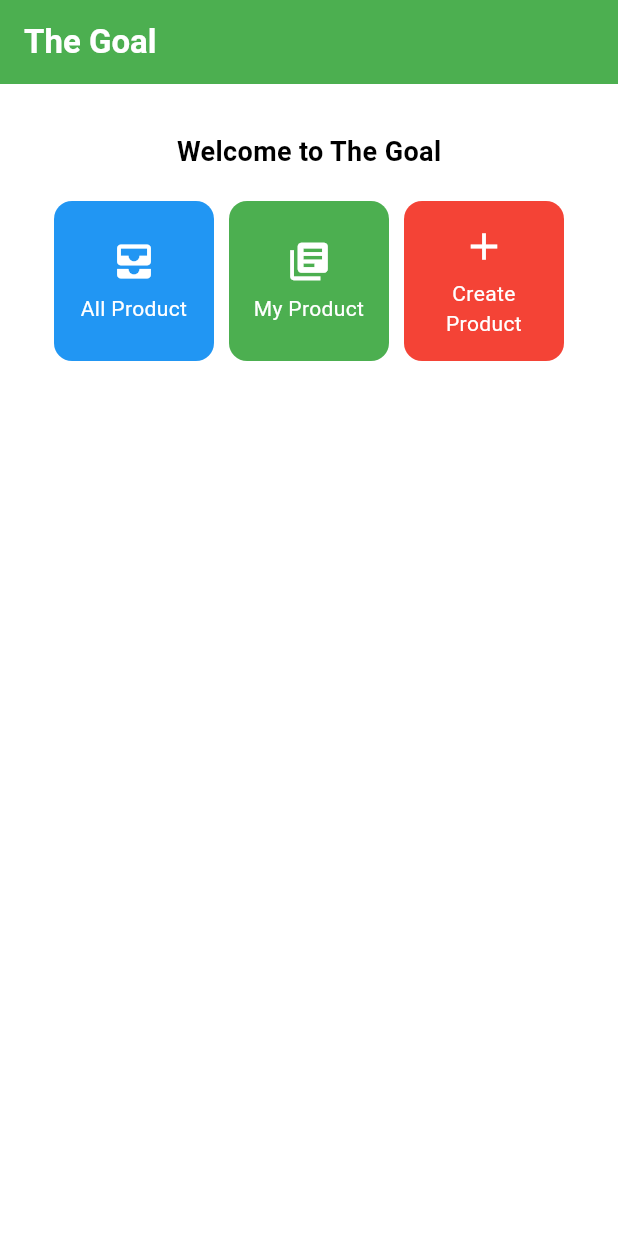
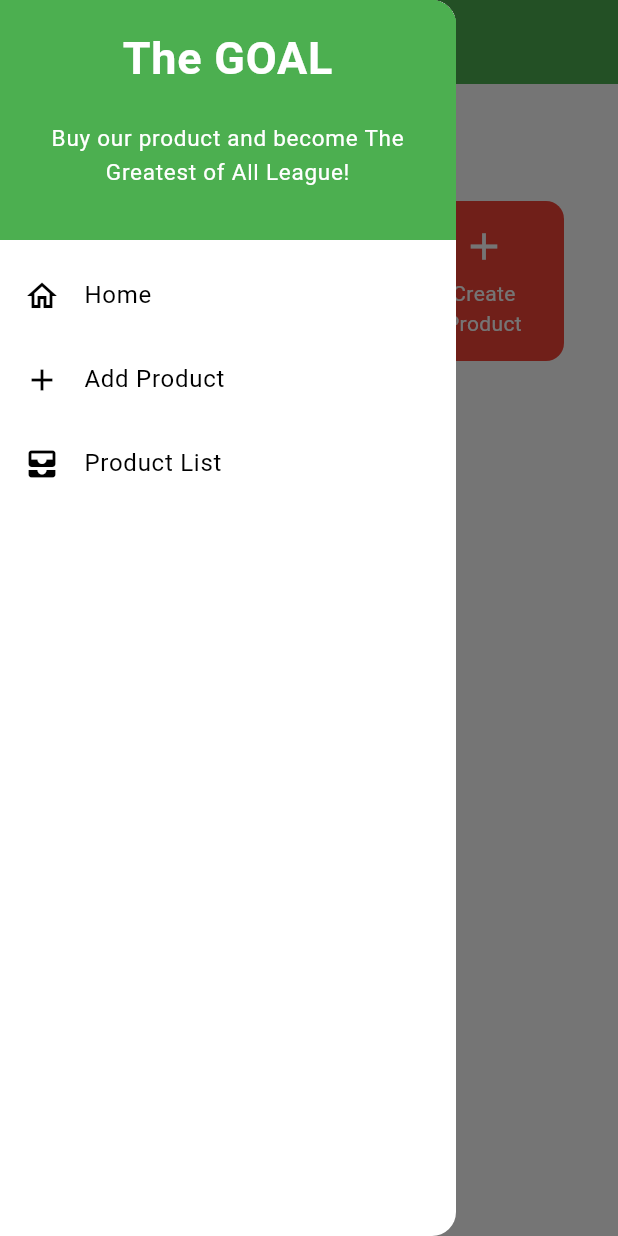
Before and after one commit to arisarae/the_goal_flutter, a Flutter app: the screen it shows after launch, with the side drawer open (before the commit the screen has no drawer), on a phone screen of 412 x 824 dp. Run offline on Flutter 3.47's test engine with Material 3 defaults, Android fonts, the phone set to English and light mode, and no system bars.

Commit message:
feat: add drawer, navigation, form, and refactoring

```diff
--- a/lib/main.dart
+++ b/lib/main.dart
@@ -1,5 +1,5 @@
 import 'package:flutter/material.dart';
-import 'package:the_goal_mobile/menu.dart';
+import 'package:the_goal_mobile/screens/menu.dart';
 
 void main() {
   runApp(const MyApp());
@@ -14,7 +14,7 @@ class MyApp extends StatelessWidget {
       title: 'Flutter Demo',
       theme: ThemeData(
         colorScheme: ColorScheme.fromSwatch(primarySwatch: Colors.green,)
-            .copyWith(secondary: Colors.greenAccent[400]),
+            .copyWith(secondary: Colors.lightGreen),
       ),
       home: MyHomePage(),
     );
--- a/lib/menu.dart
+++ b/lib/screens/menu.dart
@@ -1,12 +1,15 @@
 import 'package:flutter/material.dart';
+import 'package:the_goal_mobile/screens/productlist_form.dart';
+import 'package:the_goal_mobile/widgets/left_drawer.dart';
+import 'package:the_goal_mobile/widgets/news_card.dart';
 
 class MyHomePage extends StatelessWidget {
   MyHomePage({super.key});
 
   final List<ItemHomepage> items = [
-    ItemHomepage("All Product", Icons.all_inbox, Colors.blue),
-    ItemHomepage("My Product", Icons.my_library_books, Colors.green),
-    ItemHomepage("Create Product", Icons.add, Colors.red),
+    ItemHomepage("All Product", Icons.all_inbox, Colors.blue, null),
+    ItemHomepage("My Product", Icons.my_library_books, Colors.green, null),
+    ItemHomepage("Create Product", Icons.add, Colors.red, const ProductFormPage()),
   ];
 
   @override
@@ -14,11 +17,12 @@ class MyHomePage extends StatelessWidget {
     return Scaffold(
       appBar: AppBar(
         title: const Text(
-          'The Goal',
+          'The GOAL',
           style: TextStyle(color: Colors.white, fontWeight: FontWeight.bold),
         ),
         backgroundColor: Theme.of(context).colorScheme.primary,
       ),
+      drawer: LeftDrawer(),
       body: Padding(
         padding: const EdgeInsets.all(16.0),
         child: Column(
@@ -30,7 +34,7 @@ class MyHomePage extends StatelessWidget {
                   const Padding(
                     padding: EdgeInsets.only(top: 16.0),
                     child: Text(
-                      'Welcome to The Goal',
+                      'Welcome to The GOAL',
                       style: TextStyle(
                         fontWeight: FontWeight.bold,
                         fontSize: 18.0,
@@ -64,52 +68,7 @@ class ItemHomepage {
   final String name;
   final IconData icon;
   final Color color;
+  final Widget ? link;
 
-  ItemHomepage(this.name, this.icon, this.color);
+  ItemHomepage(this.name, this.icon, this.color, this.link);
 }
-
-class ItemCard extends StatelessWidget {
-  final ItemHomepage item;
-
-  const ItemCard(this.item, {super.key});
-
-  @override
-  Widget build(BuildContext context) {
-    return Material(
-      color: item.color,
-      borderRadius: BorderRadius.circular(12),
-
-      child: InkWell(
-        onTap: () {
-          ScaffoldMessenger.of(context)
-            ..hideCurrentSnackBar()
-            ..showSnackBar(
-                SnackBar(content: Text("You have pressed the ${item.name} button!"))
-            );
-        },
-
-        child: Container(
-          padding: const EdgeInsets.all(8),
-          child: Center(
-            child: Column(
-              mainAxisAlignment: MainAxisAlignment.center,
-              children: [
-                Icon(
-                  item.icon,
-                  color: Colors.white,
-                  size: 30.0,
-                ),
-                const Padding(padding: EdgeInsets.all(3)),
-                Text(
-                  item.name,
-                  textAlign: TextAlign.center,
-                  style: const TextStyle(color: Colors.white),
-                ),
-              ],
-            ),
-          ),
-        ),
-      ),
-    );
-  }
-}
--- /dev/null
+++ b/lib/widgets/left_drawer.dart
@@ -0,0 +1,69 @@
+import 'package:flutter/material.dart';
+import 'package:the_goal_mobile/screens/menu.dart';
+import 'package:the_goal_mobile/screens/productlist_form.dart';
+
+class LeftDrawer extends StatelessWidget {
+  const LeftDrawer({super.key});
+
+  @override
+  Widget build(BuildContext context) {
+    return Drawer(
+      child: ListView(
+        children: [
+          const DrawerHeader(
+            decoration: BoxDecoration(color: Colors.green),
+            child: Column(
+              children: [
+                Text(
+                  'The GOAL',
+                  textAlign: TextAlign.center,
+                  style: TextStyle(
+                    fontSize: 30,
+                    fontWeight: FontWeight.bold,
+                    color: Colors.white,
+                  ),
+                ),
+                Padding(padding: EdgeInsets.all(10)),
+                Text(
+                  "Buy our product and become The Greatest of All League!",
+                  textAlign: TextAlign.center,
+                  style: TextStyle(
+                    fontSize: 15,
+                    fontWeight: FontWeight.normal,
+                    color: Colors.white,
+                  ),
+                ),
+              ],
+            ),
+          ),
+          ListTile(
+            leading: const Icon(Icons.home_outlined),
+            title: const Text('Home'),
+            // Redirect to MyHomePage
+            onTap: () {
+              Navigator.pushReplacement(
+                context,
+                MaterialPageRoute(builder: (context) => MyHomePage()),
+              );
+            },
+          ),
+          ListTile(
+            leading: const Icon(Icons.add),
+            title: const Text('Add Product'),
+            onTap: () {
+              Navigator.pushReplacement(
+                context,
+                MaterialPageRoute(builder: (context) => ProductFormPage()),
+              );
+            },
+          ),
+          ListTile(
+            leading: const Icon(Icons.all_inbox),
+            title: const Text('Product List'),
+            // Redirect to ProductList
+          ),
+        ],
+      ),
+    );
+  }
+}
--- /dev/null
+++ b/lib/widgets/news_card.dart
@@ -0,0 +1,53 @@
+import 'package:flutter/material.dart';
+import 'package:the_goal_mobile/screens/menu.dart';
+
+class ItemCard extends StatelessWidget {
+  final ItemHomepage item;
+
+  const ItemCard(this.item, {super.key});
+
+  @override
+  Widget build(BuildContext context) {
+    return Material(
+      color: item.color,
+      borderRadius: BorderRadius.circular(12),
+
+      child: InkWell(
+        onTap: () {
+          ScaffoldMessenger.of(context)
+            ..hideCurrentSnackBar()
+            ..showSnackBar(
+              SnackBar(content: Text("You pressed the ${item.name} button!")),
+            );
+
+          if (item.link == null) {
+            return;
+          }
+
+          Navigator.pushReplacement(
+            context,
+            MaterialPageRoute(builder: (context) => item.link!),
+          );
+        },
+
+        child: Container(
+          padding: const EdgeInsets.all(8),
+          child: Center(
+            child: Column(
+              mainAxisAlignment: MainAxisAlignment.center,
+              children: [
+                Icon(item.icon, color: Colors.white, size: 30.0),
+                const Padding(padding: EdgeInsets.all(3)),
+                Text(
+                  item.name,
+                  textAlign: TextAlign.center,
+                  style: const TextStyle(color: Colors.white),
+                ),
+              ],
+            ),
+          ),
+        ),
+      ),
+    );
+  }
+}
```
Also changed, not shown: lib/screens/productlist_form.dart (added, +306 -0 lines).
